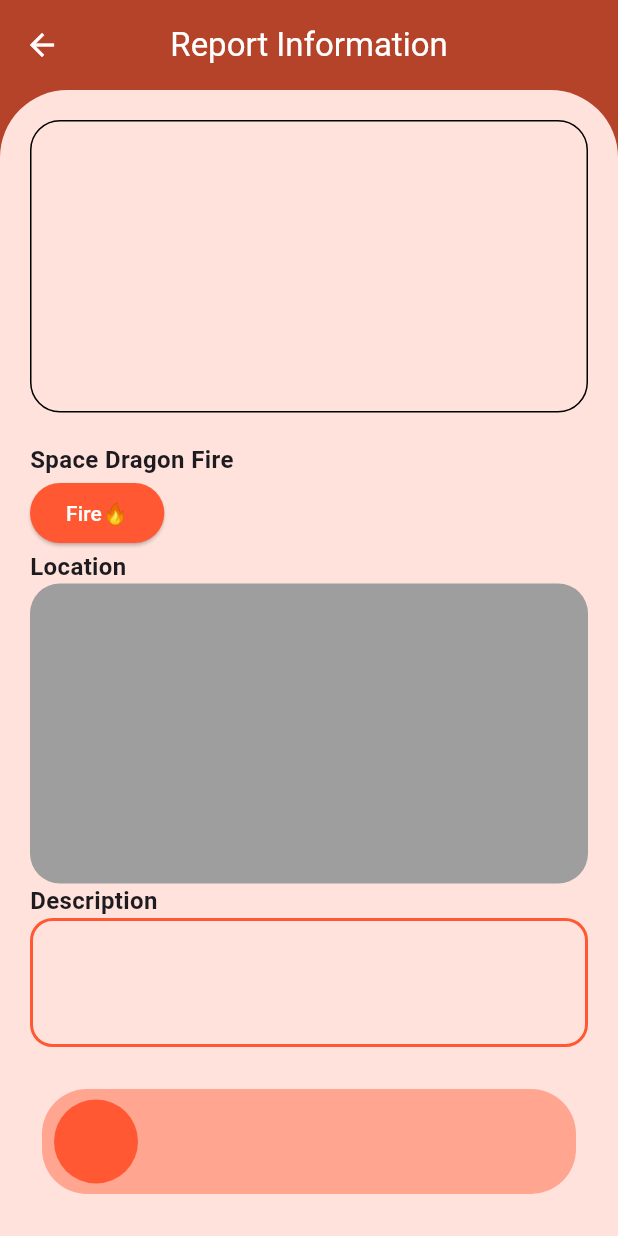
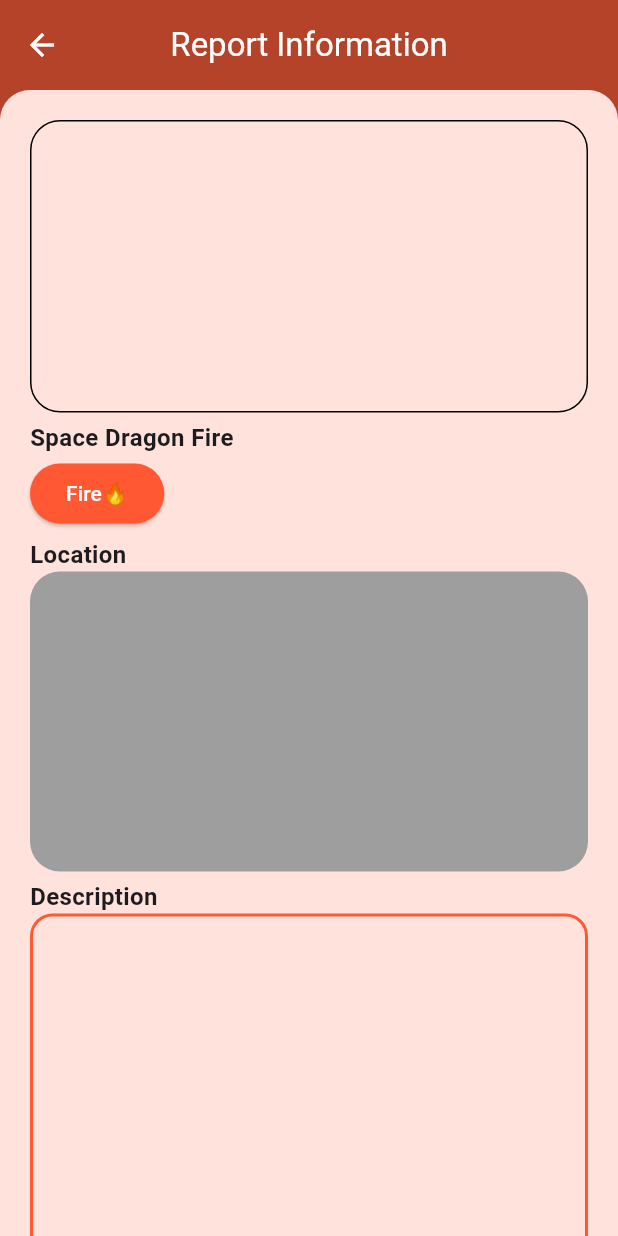
Before and after one commit to Sunthewhat/WatchOut-MobileAppProject, a Flutter app: the ReportInfoPage screen opened directly, on a phone screen of 412 x 824 dp. Run offline on Flutter 3.47's test engine with Material 3 defaults, Android fonts, the phone set to English and light mode, and no system bars; drawn by our look-alikes of slide_to_act; our stand-ins replace shared_preferences; accounts and stored records are empty.

Commit message:
edit report again

```diff
--- a/app/lib/pages/report/report_info.dart
+++ b/app/lib/pages/report/report_info.dart
@@ -32,14 +32,17 @@
           color: Colors.white,
         ),
       ),
-      body: Container(
+      body: SingleChildScrollView(
+      child: Container(
+        height: MediaQuery.of(context).size.height,
+        width: MediaQuery.of(context).size.width,
         decoration: const BoxDecoration(
           color: Color(0xFFFFE2DB),
           borderRadius: BorderRadius.only(
             topLeft:
-                Radius.circular(45.0),
-            topRight: Radius.circular(
-                45.0),
+                Radius.circular(20.0),
+            topRight:
+                Radius.circular(20.0),
           ),
         ),
         child: Padding(
@@ -48,15 +51,19 @@
             crossAxisAlignment: CrossAxisAlignment.stretch,
             children: [
               const AddPictureBox(),
-              const SizedBox(height: 20.0),
-              const Text(
-                'Space Dragon Fire',
-                style: TextStyle(
-                  fontWeight: FontWeight.bold,
-                  fontSize: 16.0,
+              const SizedBox(height: 5.0),
+              const Padding(
+                padding: EdgeInsets.only(bottom: 2.0),
+                child: Text(
+                  'Space Dragon Fire',
+                  style: TextStyle(
+                    fontWeight: FontWeight.bold,
+                    fontSize: 16.0,
+                  ),
                 ),
               ),
               const ButtonType(),
+              const SizedBox(height: 5.0),
               const Text(
                 'Location',
                 style: TextStyle(
@@ -65,6 +72,7 @@
                 ),
               ),
               const MapBox(),
+              const SizedBox(height: 5.0),
               const Text(
                 'Description',
                 style: TextStyle(
@@ -73,31 +81,32 @@
                 ),
               ),
               DescriptionTextField(controller: _reportController),
-              const SizedBox(height: 20.0),
-              Center(
-                child: Padding(
-                  padding: const EdgeInsets.all(8.0),
-                  child: SlideAction(
-                    borderRadius: 30,
-                    elevation: 0,
-                    innerColor: const Color(0xFFFF5833),
-                    outerColor: const Color(0xFFFFA590),
-                    sliderButtonIcon: const Icon(Icons.arrow_forward, color: Color(0xFFFF5833)),
-                    text: 'Slide to submit',
-                    textStyle: const TextStyle(
-                      color: Color(0xFFFFA590),
-                      fontSize: 20.0,
-                    ),
-                    onSubmit: () {
-                      // print('Submitted');
-                      return null;
-                    },
-                  ),
-                ),
-              ),
+              const SizedBox(height: 0.0),
+              // Center(
+              //   child: Padding(
+              //     padding: const EdgeInsets.all(8.0),
+              //     child: SlideAction(
+              //       borderRadius: 30,
+              //       elevation: 0,
+              //       innerColor: const Color(0xFFFF5833),
+              //       outerColor: const Color(0xFFFFA590),
+              //       sliderButtonIcon: const Icon(Icons.arrow_forward, color: Color(0xFFFF5833)),
+              //       text: 'Slide to submit',
+              //       textStyle: const TextStyle(
+              //         color: Color(0xFFFFA590),
+              //         fontSize: 20.0,
+              //       ),
+              //       onSubmit: () {
+              //         // print('Submitted');
+              //         return null;
+              //       },
+              //     ),
+              //   ),
+              // ),
             ],
           ),
         ),
+      ),
       ),
     );
   }
@@ -223,8 +232,8 @@
 
 
 
-void main() {
-  runApp(const MaterialApp(
-    home: ReportInfoPage(),
-  ));
-}
+// void main() {
+//   runApp(const MaterialApp(
+//     home: ReportInfoPage(),
+//   ));
+// }
```
Also changed, not shown: app/lib/pages/report/report.dart (+20 -11 lines), app/lib/pages/report/report_with_photo.dart (+19 -7 lines).
